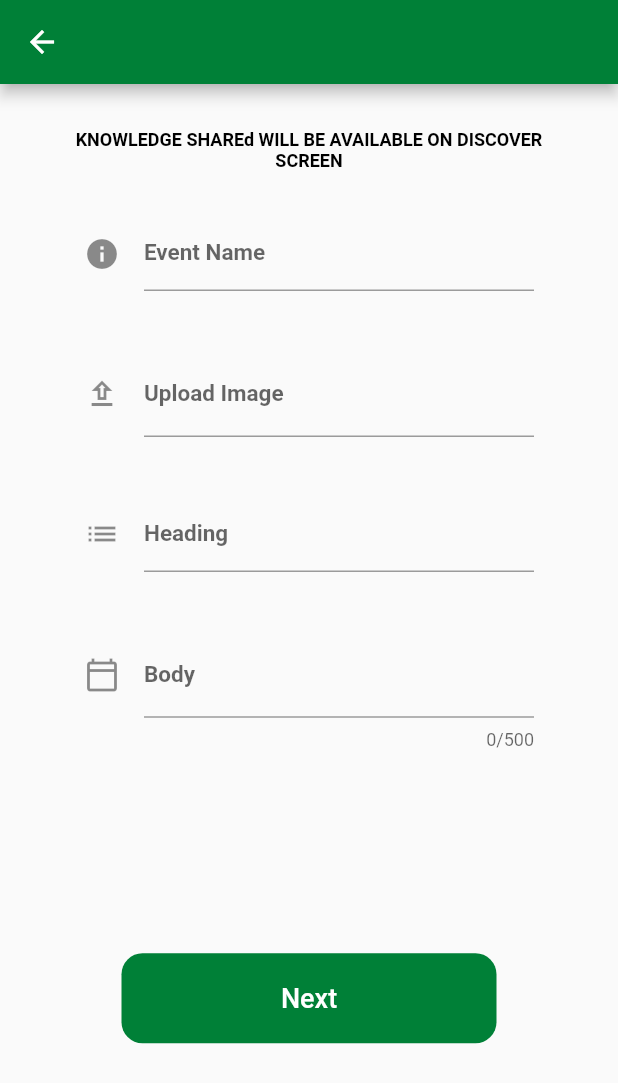
After one commit to SphepheloMabena/teach_one, a Flutter app: the CreateBlog screen opened directly, after a tap on "Next", on a phone screen of 412 x 824 dp. The commit adds this screen. Shown: the top 1083 px of the screen. Run offline on Flutter 3.47's test engine with Material 2 defaults, Android fonts, the phone set to English and light mode, and no system bars; our stand-ins replace cloud_firestore, hexcolor, motion_tab_bar, shared_preferences; missing offline and left inert: dart:ffi, images_picker; accounts and stored records are empty.

Commit message:
Share Knowledge

```diff
--- /dev/null
+++ b/lib/Controllers/EventFormProcessor.dart
@@ -0,0 +1,44 @@
+import 'dart:ffi';
+import 'package:shared_preferences/shared_preferences.dart';
+
+import '../Models/SessionKeys.dart';
+class EventFormProcessor
+{
+  String eventName;
+  String eventCapacity;
+  String eventDate;
+  String eventVenue;
+  String eventTime;
+
+   EventFormProcessor(
+      this.eventName,
+      this.eventCapacity,
+      this.eventDate,
+      this.eventVenue,
+      this.eventTime
+      ){}
+
+    bool checkFields() {
+       if(eventName.isNotEmpty && eventCapacity.isNotEmpty &&
+           eventDate.isNotEmpty && eventVenue.isNotEmpty
+           && eventTime.isNotEmpty)
+         {
+           return true;
+         }
+       else {
+         return false;
+       }
+
+   }
+   Future createSession() async{
+     // Obtain shared preferences.
+     final session = await SharedPreferences.getInstance();
+
+     session.setString(SessionKeys.EVENTNAME,eventName);
+     session.setString(SessionKeys.EVENTCAPACITY,eventCapacity);
+     session.setString(SessionKeys.EVENTDATE,eventDate);
+     session.setString(SessionKeys.EVENTVENUE,eventVenue);
+     session.setString(SessionKeys.EVENTTIME,eventTime);
+     return true;
+   }
+}
--- /dev/null
+++ b/lib/Models/SessionKeys.dart
@@ -0,0 +1,9 @@
+class SessionKeys
+{
+  static var EVENTNAME = "eventName";
+  static var EVENTCAPACITY="eventCapacity";
+  static var EVENTDATE = "eventDate";
+  static var EVENTVENUE = "eventVenue";
+  static var EVENTTIME = "eventTime";
+
+}
--- /dev/null
+++ b/lib/Views/CreateBlog.dart
@@ -0,0 +1,276 @@
+import 'package:flutter/material.dart';
+import 'package:hexcolor/hexcolor.dart';
+import 'package:images_picker/images_picker.dart';
+
+import '../Controllers/EventFormProcessor.dart';
+import '../Models/AppColors.dart';
+
+
+class CreateBlog extends StatefulWidget {
+
+  @override
+  State<CreateBlog> createState() => _CreateBlogState();
+}
+
+class _CreateBlogState extends State<CreateBlog> {
+  var eventNameController = TextEditingController();
+  var eventCapacityController = TextEditingController();
+  var eventDateController = TextEditingController();
+  var eventVenueController = TextEditingController();
+  var eventErrorString="";
+  var imageDirectory = "";
+  var uploadImageController = TextEditingController();
+
+  Future getImage() async {
+    var media =await ImagesPicker.pick(
+      count: 1,
+      pickType: PickType.image,
+    );
+    var filePath = media?.first.thumbPath;
+    imageDirectory = filePath!;
+    print("Picked file : ${media?.first.thumbPath}");
+
+// Media
+// .path
+// .thumbPath (path for video thumb)
+// .size (kb)
+  }
+
+  @override
+  void dispose() {
+    eventNameController.dispose();
+    eventCapacityController.dispose();
+    eventDateController.dispose();
+    eventVenueController.dispose();
+
+  }
+
+  var eventTimeController = TextEditingController();
+  @override
+  Widget build(BuildContext context) {
+
+    return Scaffold(
+      appBar: AppBar(backgroundColor: HexColor(AppColors.mainColor),),
+      body: SingleChildScrollView(
+        child: SingleChildScrollView(
+          child: Container(
+            width: double.maxFinite,
+            //height: 1400,
+
+            child: Column(
+              children: [
+                Padding(
+                  padding: const EdgeInsets.only(top:30),
+                  child: Center(
+                      child: SizedBox(
+                        width: 320,
+                          child: Text("KNOWLEDGE SHAREd WILL BE AVAILABLE ON DISCOVER SCREEN",
+                          style: TextStyle(
+                            color: Colors.black,
+                            fontSize: 12,
+                            fontWeight: FontWeight.bold,
+
+                          ),
+                            textAlign: TextAlign.center,
+
+                          ))),
+                ),
+
+                Padding(
+                  padding: const EdgeInsets.only(top:30),
+                  child: Center(
+                    child: SizedBox(
+                      width: 300,
+                      height: 50,
+                      child: TextField(
+                        controller: eventNameController,
+                        style: TextStyle(
+                          fontWeight: FontWeight.bold,
+                          color: HexColor(AppColors.mainColor),
+                          fontSize: 15,
+                        ),
+                        decoration: InputDecoration(
+                            hoverColor: HexColor(AppColors.mainColor),
+                            labelText: "Event Name",
+                            icon: Icon(Icons.info),
+                            fillColor: HexColor(AppColors.mainColor),
+                            focusColor: HexColor(AppColors.mainColor),
+                            border: UnderlineInputBorder(
+                            )
+
+                        ),
+                      ),
+                    ),
+                  ),
+                ),
+                Padding(
+                  padding: const EdgeInsets.only(top:40),
+                  child: Center(
+                    child: SizedBox(
+                      width: 300,
+                      child: TextField(
+                        controller: uploadImageController,
+                        onTap: (){getImage().whenComplete(() {
+
+                          setState((){
+                            uploadImageController.text = imageDirectory;
+                          });
+                        });}
+                        ,
+                        style: TextStyle(
+                          fontSize: 15,
+                          fontWeight: FontWeight.bold,
+                          color: HexColor(AppColors.mainColor),
+                        ),
+                        decoration: InputDecoration(
+                            labelText: "Upload Image",
+                            icon: Icon(Icons.upload_outlined),
+                            fillColor: HexColor(AppColors.mainColor),
+                            focusColor: HexColor(AppColors.mainColor),
+                            border: UnderlineInputBorder(
+                            )
+
+                        ),
+                      ),
+                    ),
+                  ),
+                ),
+                Padding(
+                  padding: const EdgeInsets.only(top:40),
+                  child: Center(
+                    child: SizedBox(
+                      width: 300,
+                      height: 50,
+                      child: TextField(
+                        controller: eventCapacityController,
+                        style: TextStyle(
+                          fontSize: 15,
+                          fontWeight: FontWeight.bold,
+                          color: HexColor(AppColors.mainColor),
+                        ),
+                        decoration: InputDecoration(
+                            labelText: "Heading",
+                            icon: Icon(Icons.list),
+                            fillColor: HexColor(AppColors.mainColor),
+                            focusColor: HexColor(AppColors.mainColor),
+                            border: UnderlineInputBorder(
+                            )
+
+                        ),
+                      ),
+                    ),
+                  ),
+                ),
+                Padding(
+                  padding: const EdgeInsets.only(top:40),
+                  child: Center(
+                    child: SizedBox(
+                      width: 300,
+                      child: TextField(
+                        keyboardType: TextInputType.multiline,
+                        controller: eventDateController,
+                        minLines: 1,
+                        maxLines: 6,
+                        maxLength: 500,
+                        style: TextStyle(
+
+                            fontWeight: FontWeight.bold,
+                            color: HexColor(AppColors.mainColor),
+                            fontSize: 15,
+
+                        ),
+                        decoration: InputDecoration(
+                            labelText: "Body",
+                            icon: Icon(Icons.calendar_today_outlined),
+                            fillColor: HexColor(AppColors.mainColor),
+                            focusColor: HexColor(AppColors.mainColor),
+
+
+                        ),
+                      ),
+                    ),
+                  ),
+                ),
+
+
+
+                Padding(
+                  padding: const EdgeInsets.only(top: 18.0),
+                  child: Center(
+                    child: SizedBox(
+                        height: 50,
+                        child: Text(eventErrorString,style:
+                        TextStyle(
+                            color: Colors.red
+                        ),)
+                    ),
+                  ),
+                ),
+                Padding(
+                  padding: const EdgeInsets.only(top: 4.0),
+                  child: Center(
+                    child: SizedBox(
+                      width:300,
+                      height: 35,
+
+                    ),
+                  ),
+                ),
+                Padding(
+                  padding: const EdgeInsets.only(top:20),
+                  child: Center(
+                    child: TextButton(
+                      onPressed: (){
+                        var errorMsg = "Please fill in all fields";
+                        EventFormProcessor processor = new EventFormProcessor(
+                            eventNameController.value.text,
+                            eventCapacityController.value.text,
+                            eventDateController.value.text,
+                            eventVenueController.value.text,
+                            eventTimeController.value.text
+                        );
+
+                        if(!processor.checkFields())
+                        {
+                          eventErrorString =errorMsg;
+                          processor.createSession().whenComplete(() {
+                            //move to Next Screen
+                          });
+                        } else {
+                          eventErrorString =errorMsg;
+                          setState(() {
+
+                          });
+                        }
+                      },
+                      child: Container(
+                        width: 250 ,
+                        height: 60,
+                        decoration: BoxDecoration(
+                            color: HexColor(AppColors.mainColor),
+                            borderRadius: BorderRadius.circular(14)
+                        ),
+                        child: Center(
+                          child: Text("Next",
+                            style: TextStyle(
+                                fontSize: 18,
+                                color: Colors.white
+                            ),
+                          ),
+                        ),
+                      ),
+
+                    ),
+                  ),
+                )
+
+
+              ],
+            ),
+
+          ),
+        ),
+      ),
+    );
+  }
+}
--- a/lib/Views/MainScreen.dart
+++ b/lib/Views/MainScreen.dart
@@ -59,7 +59,7 @@ class _MainScreenState extends State<MainScreen> with TickerProviderStateMixin {
               _body = OneEvents().getWidget();
             }
             else if (value == 3){
-              _body = AppSettings().getWidget();
+              _body = AppSettings().getWidget(context);
             }
             _tabController.index = value;
           });
```
Also changed, not shown: lib/Controllers/FirebaseController.dart (added, +55 -0 lines), lib/Views/CreateEvent.dart (added, +251 -0 lines), lib/Views/SelectImage.dart (added, +86 -0 lines), lib/Views/Settings.dart (+16 -5 lines), pubspec.lock.
